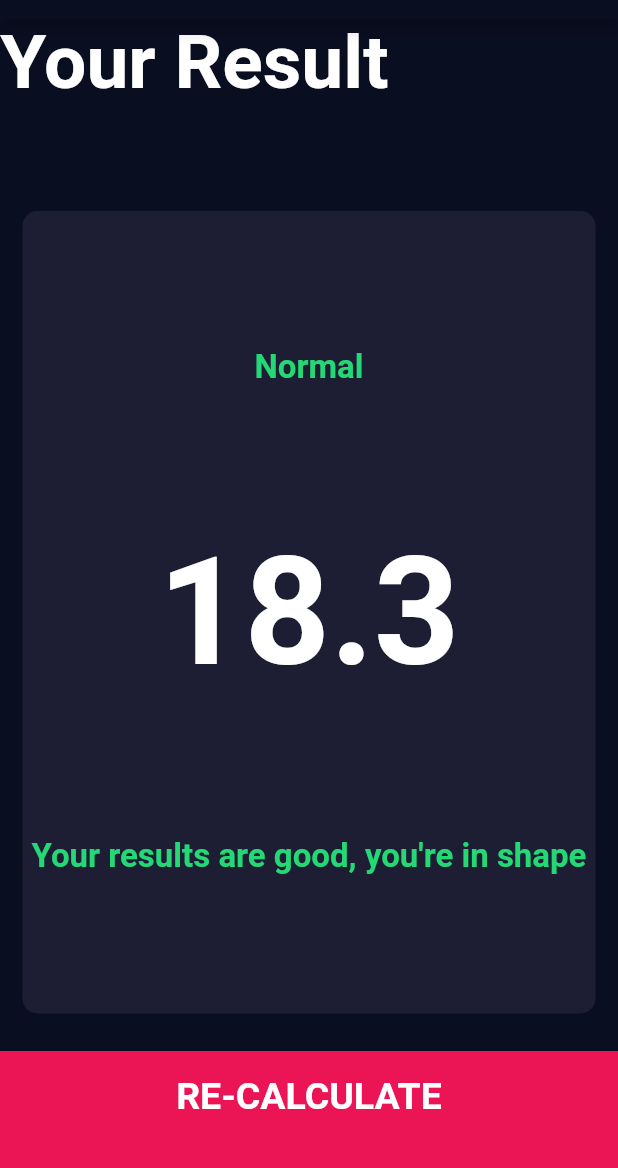
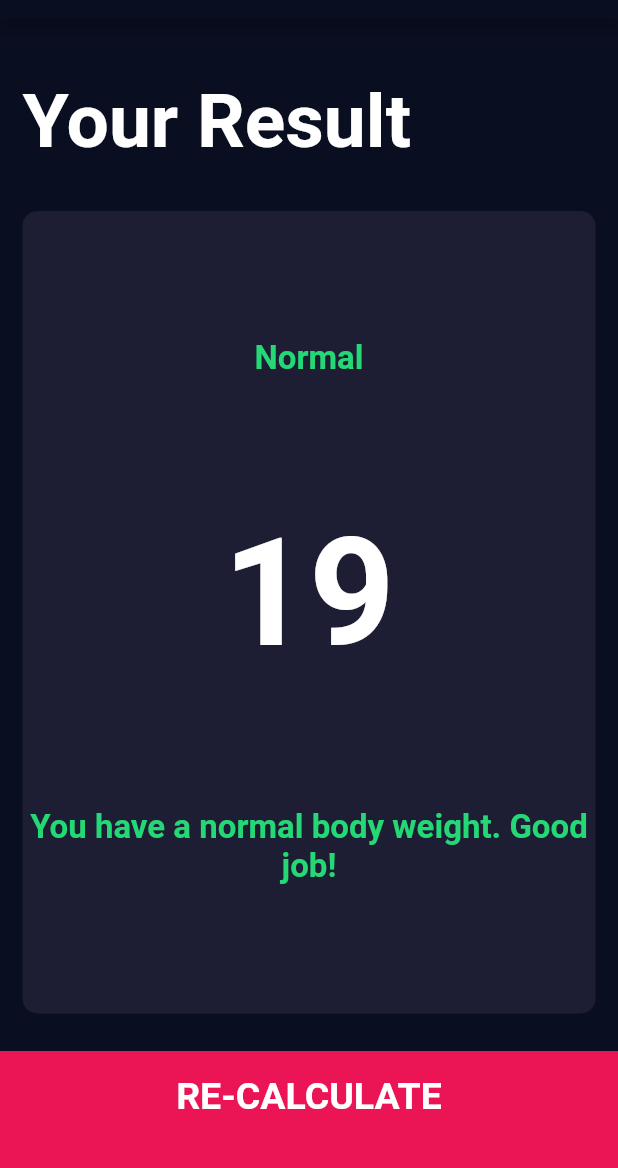
Before and after one commit to Robfeb/flutterprojects, a Flutter app: the screen it shows after launch, after a tap on "CALCULATE", on a phone screen of 412 x 824 dp, the part 65-1233 px from its top. Run offline on Flutter 3.47's test engine with Material 2 defaults, Android fonts, the phone set to English and light mode, and no system bars; our stand-ins replace audioplayers, font_awesome_flutter, rflutter_alert.

Commit message:
refactor, adding computations

```diff
--- /dev/null
+++ b/bmi-calculator-flutter/lib/calculator_brain.dart
@@ -0,0 +1,39 @@
+import 'dart:math';
+
+class CalculatorBrain {
+  CalculatorBrain({this.height, this.weight});
+
+  final int height;
+  final int weight;
+
+  double _bmi;
+
+  String calculateBMI() {
+    _bmi = weight / pow(height / 100, 2);
+    return _bmi.toStringAsFixed(1);
+  }
+
+  String getBmi() {
+    return _bmi.round().toString();
+  }
+
+  String getResult() {
+    if (_bmi >= 25) {
+      return 'Overweight';
+    } else if (_bmi > 18.5) {
+      return 'Normal';
+    } else {
+      return 'Underweight';
+    }
+  }
+
+  String getInterpretation() {
+    if (_bmi >= 25) {
+      return 'You have a higher than normal body weight. Try to exercise more.';
+    } else if (_bmi >= 18.5) {
+      return 'You have a normal body weight. Good job!';
+    } else {
+      return 'You have a lower than normal body weight. You can eat a bit more.';
+    }
+  }
+}
--- a/bmi-calculator-flutter/lib/bottom_button.dart
+++ b/bmi-calculator-flutter/lib/components/bottom_button.dart
@@ -1,6 +1,6 @@
 import 'package:flutter/cupertino.dart';
 
-import 'constants.dart';
+import '../constants.dart';
 
 class BottomButton extends StatelessWidget {
   final Function onTapAction;
--- a/bmi-calculator-flutter/lib/icon_button.dart
+++ b/bmi-calculator-flutter/lib/components/icon_button.dart
@@ -1,6 +1,6 @@
 import 'package:flutter/cupertino.dart';
 
-import 'constants.dart';
+import '../constants.dart';
 
 class IconButtonWidget extends StatelessWidget {
   IconButtonWidget({this.icon, this.textButton});
--- /dev/null
+++ b/bmi-calculator-flutter/lib/components/round_icon_button.dart
@@ -0,0 +1,24 @@
+import 'package:flutter/cupertino.dart';
+import 'package:flutter/material.dart';
+
+import '../constants.dart';
+
+class RoundIconButton extends StatelessWidget {
+  RoundIconButton({this.icon, this.onPressAction});
+  final IconData icon;
+  final Function onPressAction;
+  @override
+  Widget build(BuildContext context) {
+    return RawMaterialButton(
+      child: Icon(icon),
+      elevation: 0.0,
+      onPressed: onPressAction,
+      shape: CircleBorder(),
+      fillColor: kButtonColor,
+      constraints: BoxConstraints.tightFor(
+        width: 56.0,
+        height: 56.0,
+      ),
+    );
+  }
+}
--- a/bmi-calculator-flutter/lib/main.dart
+++ b/bmi-calculator-flutter/lib/main.dart
@@ -1,5 +1,5 @@
 import 'package:flutter/material.dart';
-import 'input_page.dart';
+import 'screens/input_page.dart';
 
 void main() => runApp(BMICalculator());
 
--- a/bmi-calculator-flutter/lib/input_page.dart
+++ b/bmi-calculator-flutter/lib/screens/input_page.dart
@@ -1,12 +1,15 @@
-import 'package:bmi_calculator/results_page.dart';
-import 'package:bmi_calculator/reusable_card.dart';
+import 'package:bmi_calculator/calculator_brain.dart';
+import 'package:bmi_calculator/components/round_icon_button.dart';
+
+import 'results_page.dart';
+import 'package:bmi_calculator/components/reusable_card.dart';
 import 'package:flutter/cupertino.dart';
 import 'package:flutter/material.dart';
 import 'package:font_awesome_flutter/font_awesome_flutter.dart';
 
-import 'bottom_button.dart';
-import 'constants.dart';
-import 'icon_button.dart';
+import '../components/bottom_button.dart';
+import '../constants.dart';
+import '../components/icon_button.dart';
 
 enum Gender {
   male,
@@ -211,10 +214,17 @@ class _InputPageState extends State<InputPage> {
             BottomButton(
               text: 'CALCULATE',
               onTapAction: () {
+                CalculatorBrain calc = CalculatorBrain(
+                    height: heightSelected, weight: weightSelected);
+                calc.calculateBMI();
                 Navigator.push(
                     context,
                     MaterialPageRoute(
-                      builder: (context) => ResultsPage(),
+                      builder: (context) => ResultsPage(
+                        bmiResult: calc.getBmi(),
+                        resultText: calc.getResult(),
+                        interpretation: calc.getInterpretation(),
+                      ),
                     ));
               },
             ),
@@ -222,23 +232,3 @@ class _InputPageState extends State<InputPage> {
         ));
   }
 }
-
-class RoundIconButton extends StatelessWidget {
-  RoundIconButton({this.icon, this.onPressAction});
-  final IconData icon;
-  final Function onPressAction;
-  @override
-  Widget build(BuildContext context) {
-    return RawMaterialButton(
-      child: Icon(icon),
-      elevation: 0.0,
-      onPressed: onPressAction,
-      shape: CircleBorder(),
-      fillColor: kButtonColor,
-      constraints: BoxConstraints.tightFor(
-        width: 56.0,
-        height: 56.0,
-      ),
-    );
-  }
-}
--- a/bmi-calculator-flutter/lib/results_page.dart
+++ b/bmi-calculator-flutter/lib/screens/results_page.dart
@@ -1,11 +1,17 @@
 import 'package:bmi_calculator/constants.dart';
-import 'package:bmi_calculator/reusable_card.dart';
+import 'package:bmi_calculator/components/reusable_card.dart';
+import 'package:flutter/cupertino.dart';
 import 'package:flutter/material.dart';
 
-import 'bottom_button.dart';
+import '../components/bottom_button.dart';
 import 'input_page.dart';
 
 class ResultsPage extends StatelessWidget {
+  final String bmiResult;
+  final String resultText;
+  final String interpretation;
+  ResultsPage({this.interpretation, this.bmiResult, this.resultText});
+
   @override
   Widget build(BuildContext context) {
     return Scaffold(
@@ -18,6 +24,8 @@ class ResultsPage extends StatelessWidget {
         children: <Widget>[
           Expanded(
             child: Container(
+              padding: EdgeInsets.all(15.0),
+              alignment: Alignment.bottomLeft,
               child: Text(
                 'Your Result',
                 style: kTextTitleStyle,
@@ -33,15 +41,15 @@ class ResultsPage extends StatelessWidget {
                 crossAxisAlignment: CrossAxisAlignment.center,
                 children: <Widget>[
                   Text(
-                    'Normal',
+                    resultText,
                     style: kTextResultStyle,
                   ),
                   Text(
-                    '18.3',
+                    bmiResult,
                     style: kTextBMIResultStyle,
                   ),
                   Text(
-                    'Your results are good, you\'re in shape',
+                    interpretation,
                     style: kTextResultStyle,
                     textAlign: TextAlign.center,
                   )
```
Also changed, not shown: bmi-calculator-flutter/lib/components/reusable_card.dart (renamed from bmi-calculator-flutter/lib/reusable_card.dart).
